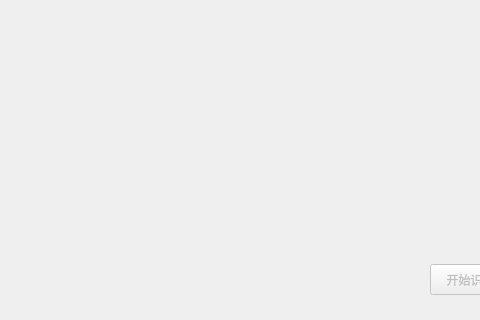
The window that mainwindow.ui (zsmfashi/NSIR-18.10.23) describes before a commit, drawn with Qt 5; both pictures show x 0 to 480 and y 366 to 686 of the 950 by 686 pixel window.
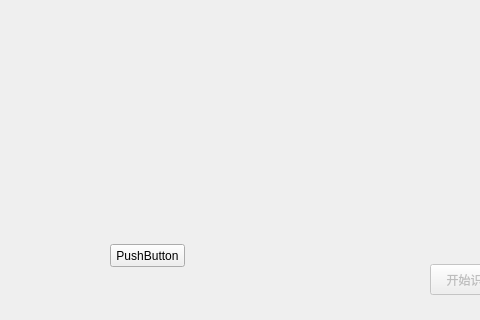
The same window after the commit.

Commit message: 曲线救国

The edit to the form file:
```diff
--- a/mainwindow.ui
+++ b/mainwindow.ui
@@ -46,6 +46,19 @@
      <string>开始识别</string>
     </property>
    </widget>
+   <widget class="QPushButton" name="pushButton">
+    <property name="geometry">
+     <rect>
+      <x>110</x>
+      <y>610</y>
+      <width>75</width>
+      <height>23</height>
+     </rect>
+    </property>
+    <property name="text">
+     <string>PushButton</string>
+    </property>
+   </widget>
   </widget>
   <widget class="QStatusBar" name="statusBar"/>
  </widget>
```
The commit also changes 2 other files.
